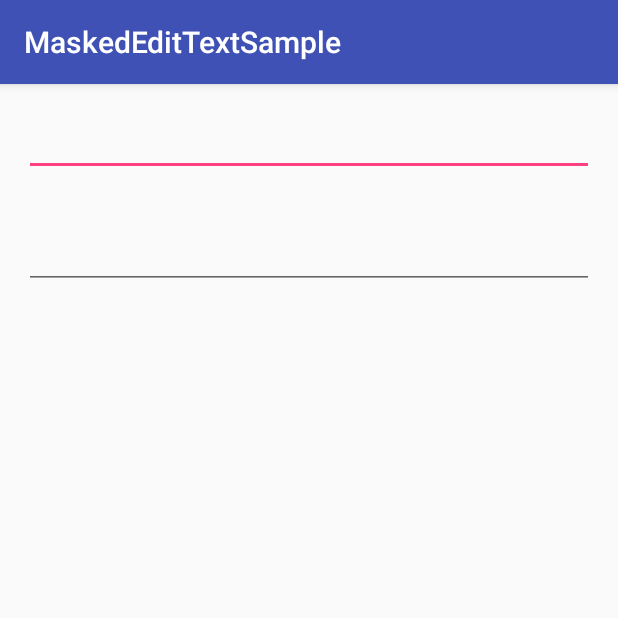
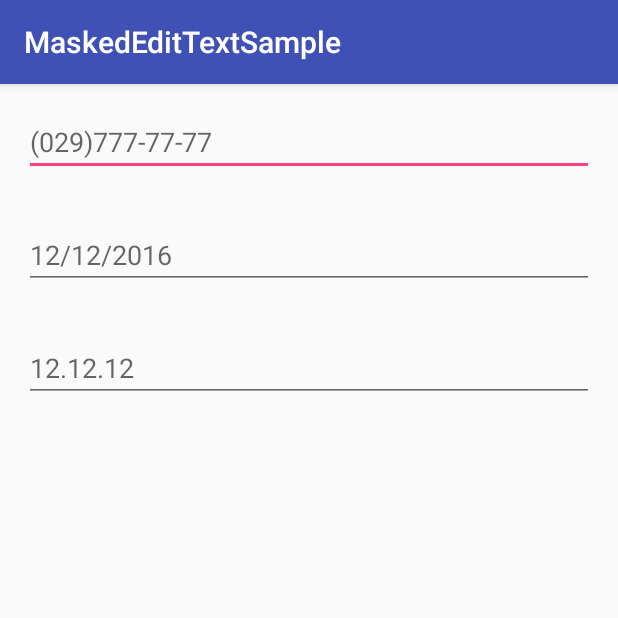
Before and after one commit to VicMikhailau/MaskedEditText, an Android app: the screen it shows after launch (MainActivity), on a phone screen of 412 x 824 dp, the top half of it. Run offline under Robolectric (Android 15) with nearby library versions, the phone set to English and light mode, and no system bars.

Commit message:
[*] Updated sample.

```diff
--- a/app/src/main/java/com/vicmikhailau/maskededittextsample/MainActivity.java
+++ b/app/src/main/java/com/vicmikhailau/maskededittextsample/MainActivity.java
@@ -9,6 +9,18 @@ import com.vicmikhailau.maskededittext.MaskedWatcher;
 
 public class MainActivity extends AppCompatActivity {
 
+    /**
+     * Use specific values for create your own mask (see example below or in xml):
+     * ANYTHING_KEY = '*'
+     * DIGIT_KEY = '#'
+     * UPPERCASE_KEY = 'U';
+     * LOWERCASE_KEY = 'L';
+     * ALPHA_NUMERIC_KEY = 'A';
+     * LITERAL_KEY = '\'';
+     * CHARACTER_KEY = '?';
+     * HEX_KEY = 'H';
+     */
+
     // ===========================================================
     // Constants
     // ===========================================================
@@ -18,6 +30,7 @@ public class MainActivity extends AppCompatActivity {
     // ===========================================================
 
     private MaskedEditText mEdtMaskedCustom;
+    private MaskedEditText mEdtMaskedCustomSample;
 
     private EditText mEdtMasked;
 
@@ -52,6 +65,8 @@ public class MainActivity extends AppCompatActivity {
 
     private void findViews() {
         mEdtMaskedCustom = (MaskedEditText) findViewById(R.id.edt_masked_custom);
+        mEdtMaskedCustomSample = (MaskedEditText) findViewById(R.id.edt_masked_custom_sample);
+
         mEdtMasked = (EditText) findViewById(R.id.edt_masked);
     }
 
@@ -59,6 +74,7 @@ public class MainActivity extends AppCompatActivity {
      * You cas use MaskedEditText declared in xml with attribute named mask
      * or
      * set mask in code for default EdiText
+     *
      * @param mask your mask
      */
     private void setMask(String mask) {
--- a/app/src/main/res/layout/activity_main.xml
+++ b/app/src/main/res/layout/activity_main.xml
@@ -1,9 +1,9 @@
 <?xml version="1.0" encoding="utf-8"?>
 <LinearLayout xmlns:android="http://schemas.android.com/apk/res/android"
+    xmlns:app="http://schemas.android.com/apk/res-auto"
     xmlns:tools="http://schemas.android.com/tools"
     android:layout_width="match_parent"
     android:layout_height="match_parent"
-    xmlns:app="http://schemas.android.com/apk/res-auto"
     android:orientation="vertical"
     android:paddingBottom="@dimen/activity_vertical_margin"
     android:paddingLeft="@dimen/activity_horizontal_margin"
@@ -17,15 +17,24 @@
         android:layout_width="match_parent"
         android:layout_height="wrap_content"
         android:layout_marginBottom="30dp"
-        android:inputType="text"
+        android:hint="@string/edt_masked_custom_mobile_hint"
         android:textColor="@android:color/black"
-        app:mask="(###)###-##-##"/>
+        app:mask="(###)###-##-##" />
 
     <EditText
         android:id="@+id/edt_masked"
         android:layout_width="match_parent"
         android:layout_height="wrap_content"
-        android:inputType="text"
+        android:layout_marginBottom="30dp"
+        android:hint="@string/edt_masked_date_hint"
         android:textColor="@android:color/black" />
 
+    <com.vicmikhailau.maskededittext.MaskedEditText
+        android:id="@+id/edt_masked_custom_sample"
+        android:layout_width="match_parent"
+        android:layout_height="wrap_content"
+        android:hint="@string/edt_masked_custom_sample_hint"
+        android:textColor="@android:color/black"
+        app:mask="##.##.##" />
+
 </LinearLayout>
--- a/app/src/main/res/values/strings.xml
+++ b/app/src/main/res/values/strings.xml
@@ -1,3 +1,6 @@
 <resources>
     <string name="app_name">MaskedEditTextSample</string>
+    <string name="edt_masked_custom_sample_hint">12.12.12</string>
+    <string name="edt_masked_custom_mobile_hint">(029)777-77-77</string>
+    <string name="edt_masked_date_hint">12/12/2016</string>
 </resources>
```
